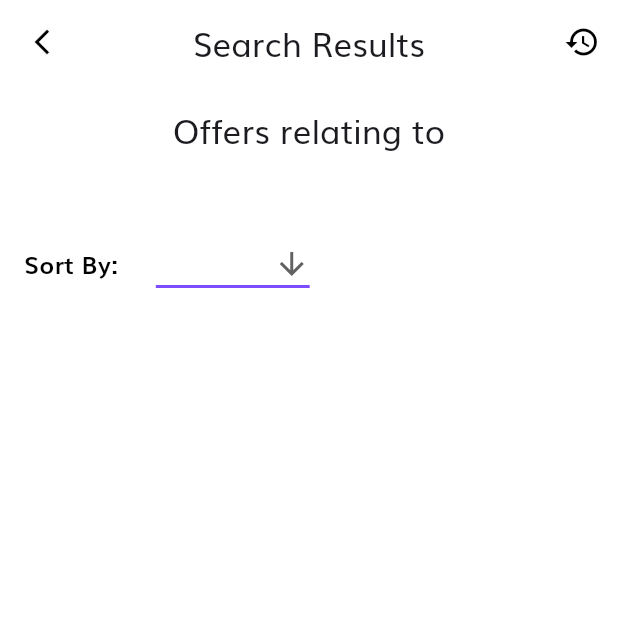
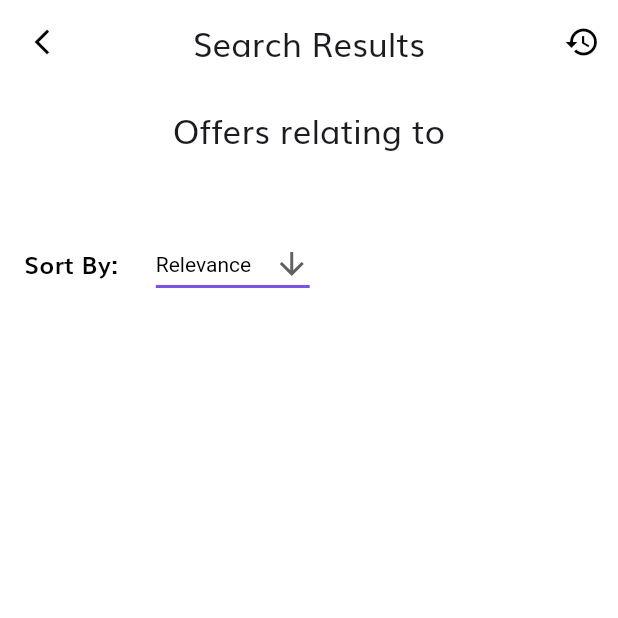
Before and after one commit to INF4027-Project-Team/PBS-Frontend, a Flutter app: the ItemList screen opened directly with empty values, on a phone screen of 412 x 824 dp, the top half of it. Run offline on Flutter 3.47's test engine with Material 3 defaults, Android fonts, the phone set to English and light mode, and no system bars; our stand-ins replace camera, flutter_svg, lottie; missing offline and left inert: google_mlkit_barcode_scanning, google_mlkit_image_labeling.

Commit message:
minor bug fix

```diff
--- a/lib/screens/barcode_offers/offers_screen.dart
+++ b/lib/screens/barcode_offers/offers_screen.dart
@@ -24,7 +24,7 @@ class ProductList extends StatefulWidget {
 class _ProductListState extends State<ProductList> {
   late List<Product> _currentProducts;
   late List<Product> _specialProducts;
-  String _selectedSort = 'Value'; // State variable for dropdown value
+  String _selectedSort = 'Relevance'; // State variable for dropdown value
 
   @override
   void initState() {
--- a/lib/screens/item_scan_offers/item_offers_screen.dart
+++ b/lib/screens/item_scan_offers/item_offers_screen.dart
@@ -24,7 +24,7 @@ class ItemList extends StatefulWidget {
 class _ItemListState extends State<ItemList> {
   late List<Product> _currentProducts;
   late List<Product> _specialProducts;
-  String _selectedSort = 'Value'; // State variable for dropdown value
+  String _selectedSort = 'Relevance'; // State variable for dropdown value
 
   @override
   void initState() {
```
